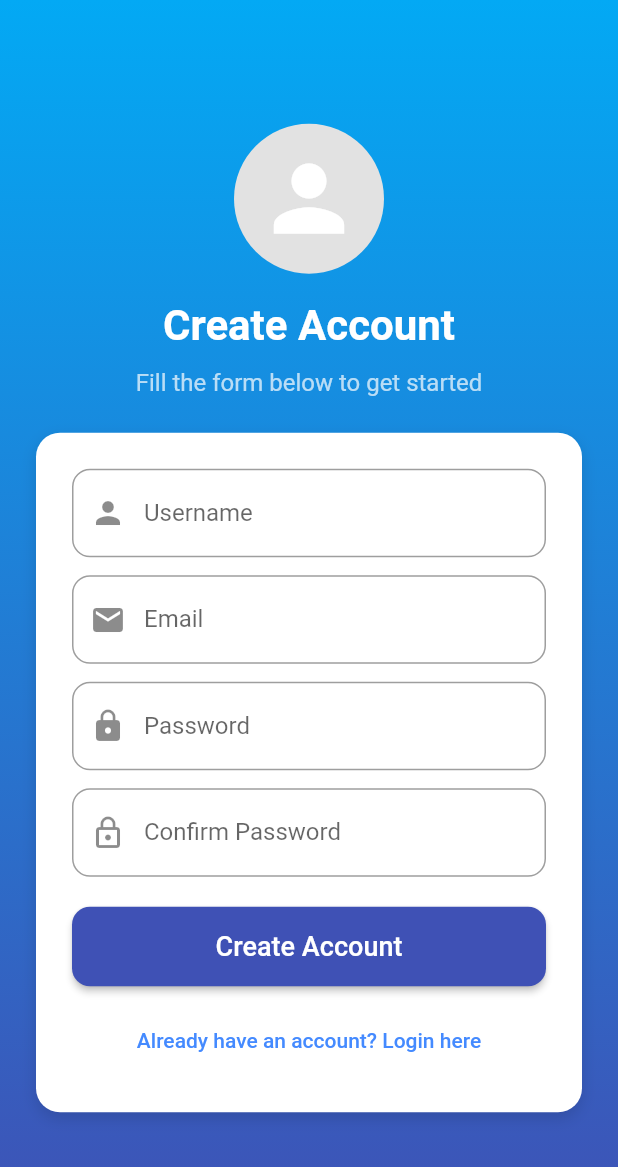
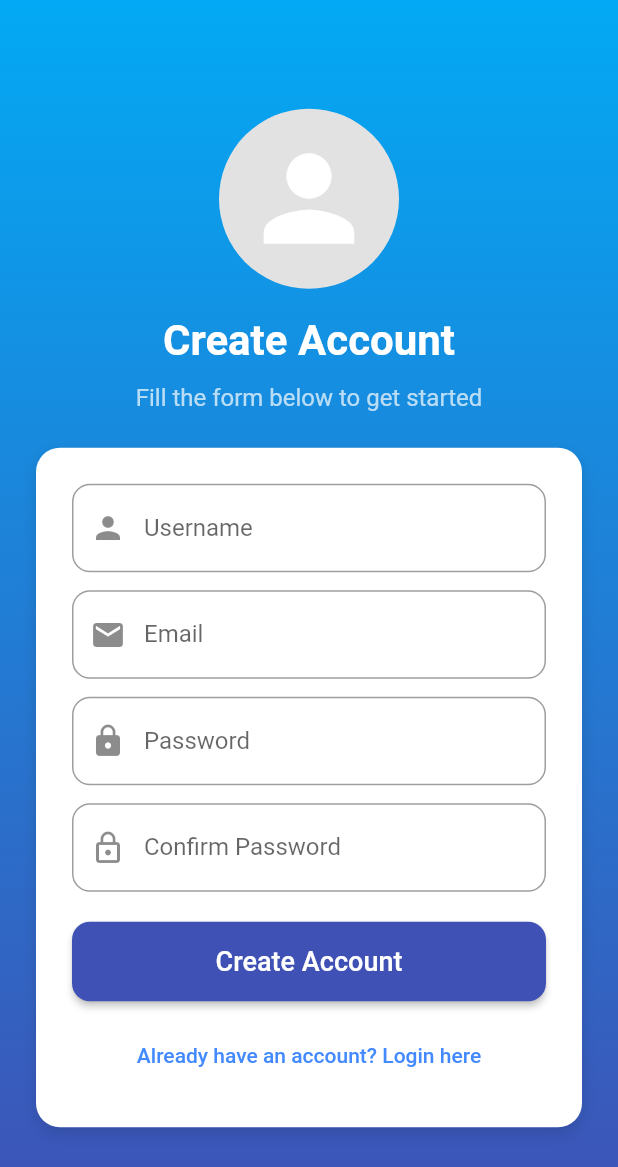
Before and after one commit to Navajok/GarianChung_Grub, a Flutter app: the screen it shows after launch, after a tap on "Dont have an Account? Register here", on a phone screen of 412 x 824 dp. Shown: the top 1167 px of the screen. Run offline on Flutter 3.47's test engine with Material 2 defaults, Android fonts, the phone set to English and light mode, and no system bars; accounts and stored records are empty.

Commit message:
App Screenshots

```diff
--- a/lib/login_page.dart
+++ b/lib/login_page.dart
@@ -49,8 +49,14 @@ class _LoginPageState extends State<LoginPage> {
             mainAxisAlignment: MainAxisAlignment.center,
             children: [
               const CircleAvatar(
-                radius: 70,
-                backgroundImage: AssetImage('images/muthu.png'),
+                radius: 60,
+                backgroundColor: Color.fromARGB(255, 226, 226, 226),
+                // backgroundImage: AssetImage('images/muthu.png'),
+                child: Icon(
+                  Icons.person,
+                  size: 90,
+                  color: Colors.white,
+                ),
               ),
               const SizedBox(height: 16),
               const Text(
--- a/lib/register_page.dart
+++ b/lib/register_page.dart
@@ -50,11 +50,11 @@ class _RegisterPageState extends State<RegisterPage> {
             mainAxisAlignment: MainAxisAlignment.center,
             children: [
               const CircleAvatar(
-                radius: 50,
+                radius: 60,
                 backgroundColor: Color.fromARGB(255, 226, 226, 226),
                 child: Icon(
                   Icons.person,
-                  size: 70,
+                  size: 90,
                   color: Colors.white,
                 ),
               ),
```
Also changed, not shown: appImages/dart1.png (added), appImages/dart10.png (added), appImages/dart11.png (added), appImages/dart12.png (added), appImages/dart13.png (added), appImages/dart14.png (added), appImages/dart2.png (added), appImages/dart3.png (added), appImages/dart4.png (added), appImages/dart5.png (added), appImages/dart6.png (added), appImages/dart7.png (added), appImages/dart8.png (added), appImages/dart9.png (added).
